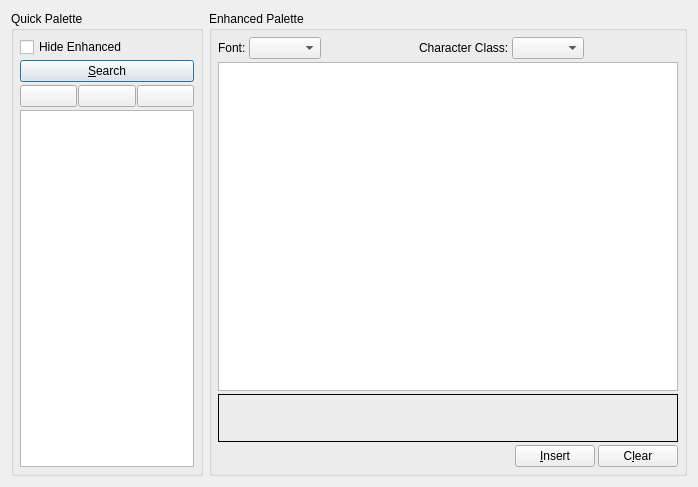
Before: the Qt Designer form scribus/charselect.ui in scribusproject/scribus, drawn with Qt 5.
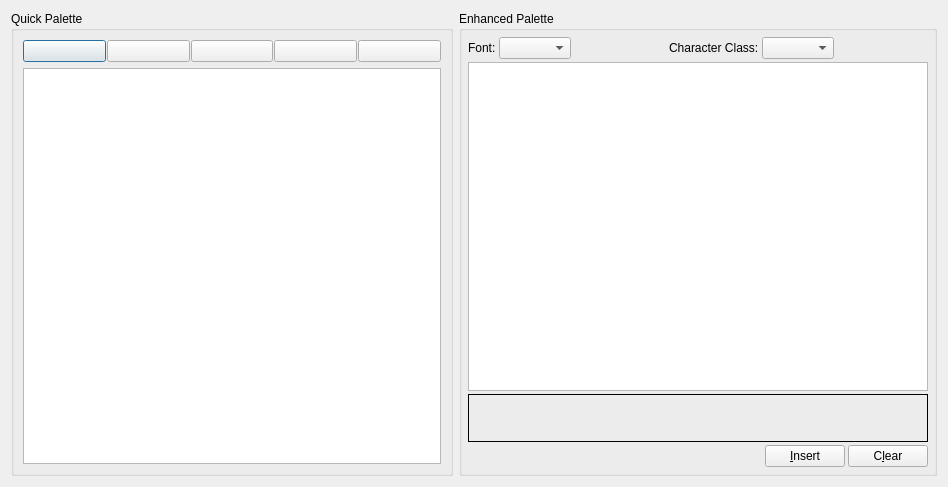
After: the same form once the commit is applied. Custom widgets are drawn as their Qt base class.

Commit message: #5469: quick character palette UI is not space savvy

```diff
--- a/scribus/charselect.ui
+++ b/scribus/charselect.ui
@@ -5,7 +5,7 @@
    <rect>
     <x>0</x>
     <y>0</y>
-    <width>698</width>
+    <width>948</width>
     <height>487</height>
    </rect>
   </property>
@@ -19,43 +19,24 @@
       <string>Quick Palette</string>
      </property>
      <layout class="QGridLayout" >
-      <property name="leftMargin" >
-       <number>6</number>
-      </property>
-      <property name="topMargin" >
-       <number>6</number>
-      </property>
-      <property name="rightMargin" >
-       <number>6</number>
-      </property>
-      <property name="bottomMargin" >
-       <number>6</number>
-      </property>
-      <property name="horizontalSpacing" >
-       <number>3</number>
-      </property>
-      <property name="verticalSpacing" >
-       <number>3</number>
-      </property>
       <item row="0" column="0" >
-       <widget class="QCheckBox" name="hideCheck" >
-        <property name="text" >
-         <string>Hide Enhanced</string>
-        </property>
-       </widget>
-      </item>
-      <item row="1" column="0" >
-       <widget class="UnicodeChooseButton" name="unicodeButton" >
-        <property name="text" >
-         <string>&amp;Search</string>
-        </property>
-       </widget>
-      </item>
-      <item row="2" column="0" >
        <layout class="QHBoxLayout" >
         <property name="spacing" >
          <number>1</number>
         </property>
+        <item>
+         <widget class="QPushButton" name="hideButton" >
+          <property name="toolTip" >
+           <string>Hide/Show Enhanced Palette</string>
+          </property>
+          <property name="checkable" >
+           <bool>true</bool>
+          </property>
+         </widget>
+        </item>
+        <item>
+         <widget class="UnicodeChooseButton" name="unicodeButton" />
+        </item>
         <item>
          <widget class="QPushButton" name="uniLoadButton" >
           <property name="text" >
@@ -79,7 +60,7 @@
         </item>
        </layout>
       </item>
-      <item row="3" column="0" >
+      <item row="1" column="0" >
        <widget class="CharTableView" name="m_userTable" >
         <property name="dragDropOverwriteMode" >
          <bool>false</bool>
```
The commit also changes 3 other files.
